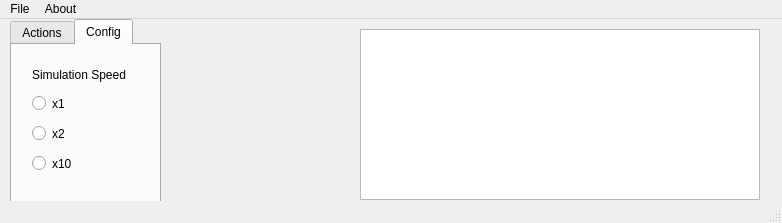
This is Simulation/FirmwarePCSimulator/gui.ui in RobertGawron/GeigerMullerCounter as Qt 5 draws it before an edit. The edited form follows.
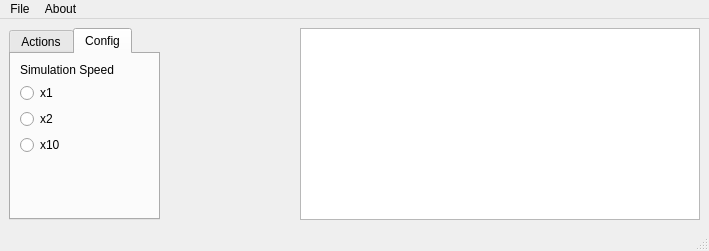
This is the edited form. The open tabs and pages were chosen to show the change.

Patch:
```diff
--- a/Simulation/FirmwarePCSimulator/gui.ui
+++ b/Simulation/FirmwarePCSimulator/gui.ui
@@ -6,8 +6,8 @@
    <rect>
     <x>0</x>
     <y>0</y>
-    <width>782</width>
-    <height>223</height>
+    <width>709</width>
+    <height>251</height>
    </rect>
   </property>
   <property name="sizePolicy">
@@ -26,43 +26,12 @@
    <string>FirmwareSimulator</string>
   </property>
   <widget class="QWidget" name="centralwidget">
-   <widget class="QTextBrowser" name="WidgetLogger">
-    <property name="geometry">
-     <rect>
-      <x>360</x>
-      <y>10</y>
-      <width>400</width>
-      <height>171</height>
-     </rect>
-    </property>
-    <property name="sizePolicy">
-     <sizepolicy hsizetype="Fixed" vsizetype="Fixed">
-      <horstretch>0</horstretch>
-      <verstretch>0</verstretch>
-     </sizepolicy>
-    </property>
-    <property name="minimumSize">
-     <size>
-      <width>400</width>
-      <height>0</height>
-     </size>
-    </property>
-    <property name="maximumSize">
-     <size>
-      <width>400</width>
-      <height>600</height>
-     </size>
-    </property>
-   </widget>
+   <layout class="QHBoxLayout" name="horizontalLayout_2">
+    <item>
+     <layout class="QHBoxLayout" name="horizontalLayout"/>
+    </item>
+    <item>
    <widget class="QTabWidget" name="tabWidget">
-    <property name="geometry">
-     <rect>
-      <x>10</x>
-      <y>0</y>
-      <width>151</width>
-      <height>201</height>
-     </rect>
-    </property>
     <property name="currentIndex">
      <number>0</number>
     </property>
@@ -84,69 +53,55 @@
      <attribute name="title">
       <string>Config</string>
      </attribute>
+       <layout class="QVBoxLayout" name="verticalLayout_6">
+        <item>
+         <layout class="QVBoxLayout" name="verticalLayout_3">
+          <item>
+           <layout class="QFormLayout" name="formLayout">
+            <item row="1" column="0">
+             <widget class="QRadioButton" name="radioButton_2">
+              <property name="text">
+               <string>x1</string>
+              </property>
+             </widget>
+            </item>
+            <item row="0" column="0">
      <widget class="QLabel" name="label_2">
-      <property name="geometry">
-       <rect>
-        <x>20</x>
-        <y>0</y>
-        <width>127</width>
-        <height>59</height>
-       </rect>
-      </property>
       <property name="text">
        <string>Simulation Speed</string>
       </property>
      </widget>
+            </item>
+            <item row="2" column="0">
      <widget class="QRadioButton" name="radioButton">
-      <property name="geometry">
-       <rect>
-        <x>20</x>
-        <y>50</y>
-        <width>127</width>
-        <height>17</height>
-       </rect>
-      </property>
-      <property name="text">
-       <string>x1</string>
-      </property>
-     </widget>
-     <widget class="QRadioButton" name="radioButton_2">
-      <property name="geometry">
-       <rect>
-        <x>20</x>
-        <y>80</y>
-        <width>127</width>
-        <height>17</height>
-       </rect>
-      </property>
       <property name="text">
        <string>x2</string>
       </property>
      </widget>
+            </item>
+            <item row="3" column="0">
      <widget class="QRadioButton" name="radioButton_3">
-      <property name="geometry">
-       <rect>
-        <x>20</x>
-        <y>110</y>
-        <width>127</width>
-        <height>17</height>
-       </rect>
-      </property>
       <property name="text">
        <string>x10</string>
       </property>
      </widget>
-    </widget>
-   </widget>
+            </item>
+           </layout>
+          </item>
+         </layout>
+        </item>
+       </layout>
+      </widget>
+     </widget>
+    </item>
+    <item>
+     <layout class="QVBoxLayout" name="verticalLayout"/>
+    </item>
+    <item>
+     <layout class="QVBoxLayout" name="verticalLayout_5"/>
+    </item>
+    <item>
    <widget class="QLabel" name="WidgetHWDisplay">
-    <property name="geometry">
-     <rect>
-      <x>180</x>
-      <y>20</y>
-      <width>151</width>
-      <height>151</height>
-     </rect>
-    </property>
     <property name="minimumSize">
      <size>
       <width>128</width>
@@ -163,23 +118,37 @@
      <string/>
     </property>
    </widget>
-   <widget class="QGraphicsView" name="graphicsView">
-    <property name="geometry">
-     <rect>
-      <x>1250</x>
-      <y>370</y>
-      <width>256</width>
-      <height>192</height>
-     </rect>
-    </property>
-   </widget>
+    </item>
+    <item>
+     <widget class="QTextBrowser" name="WidgetLogger">
+      <property name="sizePolicy">
+       <sizepolicy hsizetype="Fixed" vsizetype="Fixed">
+        <horstretch>0</horstretch>
+        <verstretch>0</verstretch>
+       </sizepolicy>
+      </property>
+      <property name="minimumSize">
+       <size>
+        <width>400</width>
+        <height>0</height>
+       </size>
+      </property>
+      <property name="maximumSize">
+       <size>
+        <width>400</width>
+        <height>600</height>
+       </size>
+      </property>
+     </widget>
+    </item>
+   </layout>
   </widget>
   <widget class="QMenuBar" name="menubar">
    <property name="geometry">
     <rect>
      <x>0</x>
      <y>0</y>
-     <width>782</width>
+     <width>709</width>
      <height>21</height>
     </rect>
    </property>
```
Left out of the diff: 30 changed lines with no effect on the pictures. Lines whose indentation alone changed are shown as unchanged.
